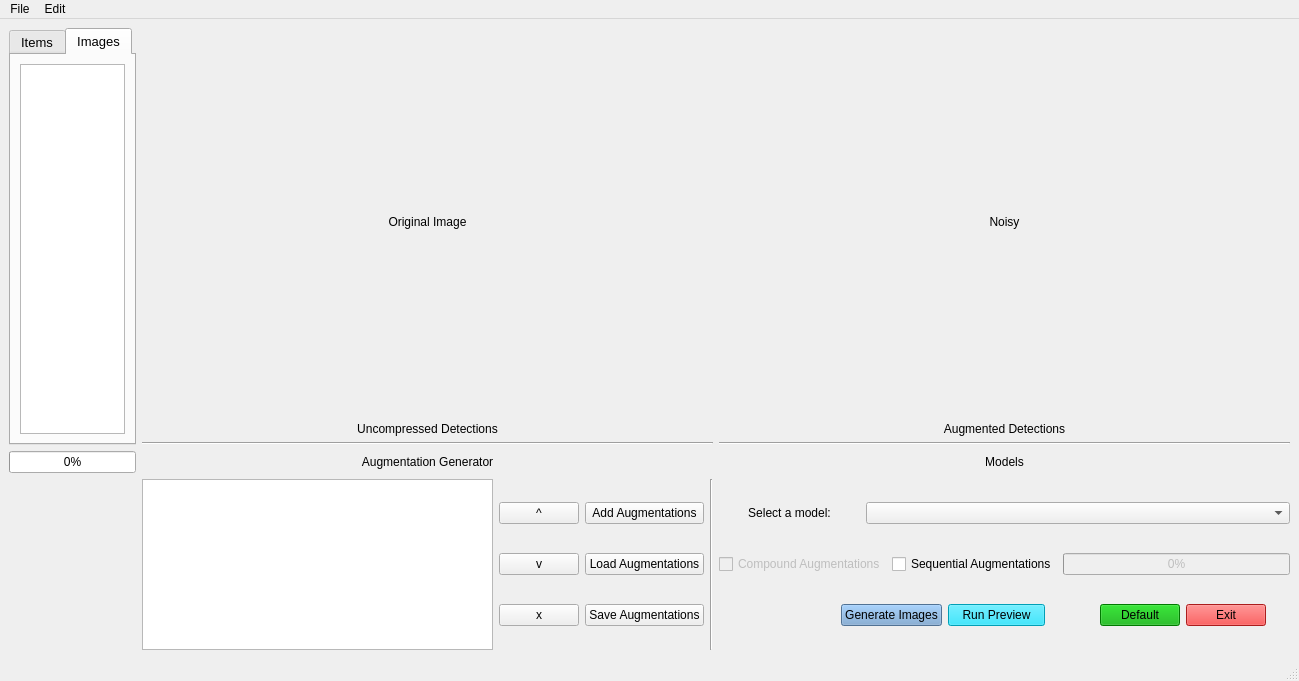
First picture: the form in src/qt_designer_file/main_window.ui, repository jjakow/Noisey-image_Jan, before the edit.
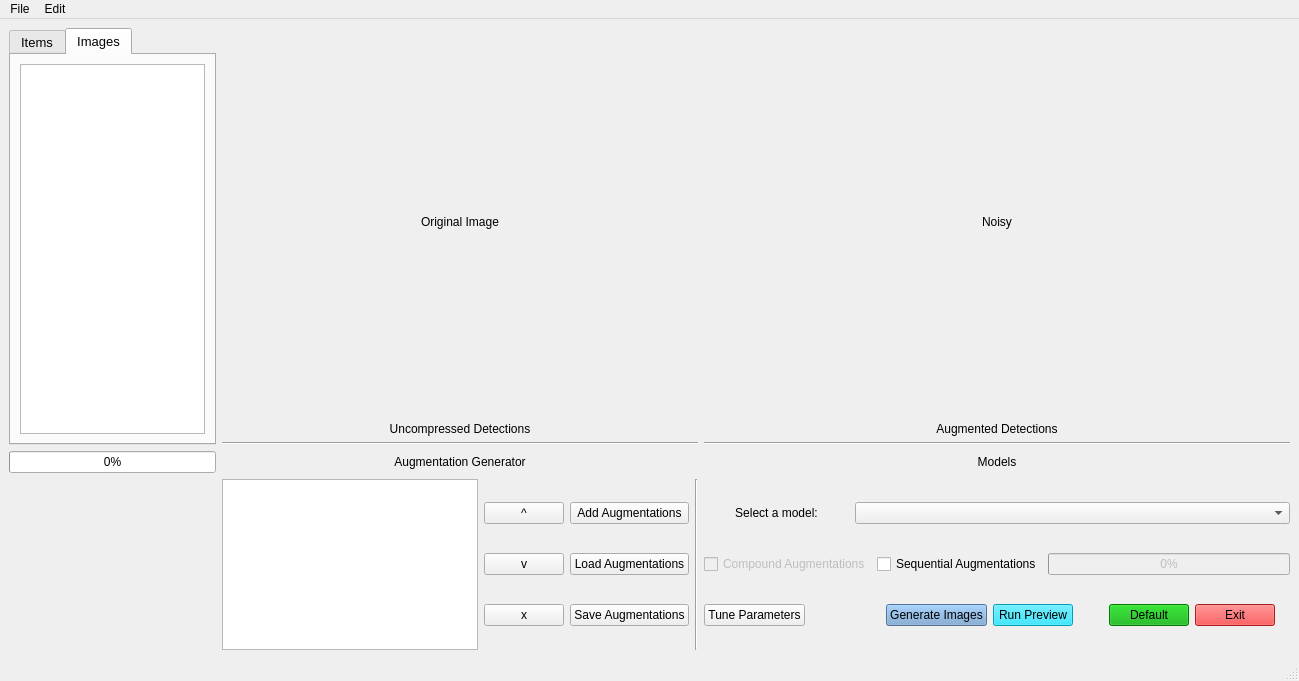
Second picture: the form after the edit. Custom widgets are drawn as their Qt base class.

Commit message: Re-adding button to open tuning panel

Patch:
```diff
--- a/src/qt_designer_file/main_window.ui
+++ b/src/qt_designer_file/main_window.ui
@@ -25,7 +25,72 @@
    </property>
    <layout class="QHBoxLayout" name="horizontalLayout_6">
     <item>
-     <layout class="QGridLayout" name="gridLayout" columnstretch="1,6,6">
+     <layout class="QGridLayout" name="gridLayout" columnstretch="1,0,0">
+      <item row="2" column="2">
+       <widget class="QLabel" name="label">
+        <property name="text">
+         <string>Models</string>
+        </property>
+        <property name="alignment">
+         <set>Qt::AlignCenter</set>
+        </property>
+       </widget>
+      </item>
+      <item row="2" column="1">
+       <widget class="QLabel" name="label_2">
+        <property name="text">
+         <string>Augmentation Generator</string>
+        </property>
+        <property name="alignment">
+         <set>Qt::AlignCenter</set>
+        </property>
+       </widget>
+      </item>
+      <item row="0" column="0" rowspan="2">
+       <widget class="QTabWidget" name="tabWidget">
+        <property name="font">
+         <font>
+          <pointsize>10</pointsize>
+         </font>
+        </property>
+        <property name="styleSheet">
+         <string notr="true">QTabBar {font: 8pt &quot;MS Shell Dlg 2&quot;};</string>
+        </property>
+        <property name="currentIndex">
+         <number>1</number>
+        </property>
+        <widget class="QWidget" name="tab">
+         <attribute name="title">
+          <string>Items</string>
+         </attribute>
+         <layout class="QVBoxLayout" name="verticalLayout_8">
+          <item>
+           <widget class="QListWidget" name="uncompressed"/>
+          </item>
+          <item>
+           <widget class="QListWidget" name="augmented"/>
+          </item>
+         </layout>
+        </widget>
+        <widget class="QWidget" name="tab_2">
+         <attribute name="title">
+          <string>Images</string>
+         </attribute>
+         <layout class="QHBoxLayout" name="horizontalLayout_8">
+          <item>
+           <widget class="QListWidget" name="fileList"/>
+          </item>
+         </layout>
+        </widget>
+       </widget>
+      </item>
+      <item row="1" column="1">
+       <widget class="Line" name="line">
+        <property name="orientation">
+         <enum>Qt::Horizontal</enum>
+        </property>
+       </widget>
+      </item>
       <item row="0" column="1">
        <layout class="QVBoxLayout" name="verticalLayout_5">
         <item>
@@ -90,35 +155,165 @@
         </item>
        </layout>
       </item>
-      <item row="2" column="1">
-       <widget class="QLabel" name="label_2">
-        <property name="text">
-         <string>Augmentation Generator</string>
-        </property>
-        <property name="alignment">
-         <set>Qt::AlignCenter</set>
-        </property>
-       </widget>
+      <item row="3" column="1">
+       <layout class="QVBoxLayout" name="verticalLayout">
+        <item>
+         <layout class="QHBoxLayout" name="horizontalLayout_4" stretch="0,0,0">
+          <item>
+           <layout class="QVBoxLayout" name="verticalLayout_13">
+            <item>
+             <widget class="QListWidget" name="listAugs"/>
+            </item>
+           </layout>
+          </item>
+          <item>
+           <layout class="QVBoxLayout" name="verticalLayout_11">
+            <item>
+             <widget class="QPushButton" name="upListAug">
+              <property name="text">
+               <string>^</string>
+              </property>
+             </widget>
+            </item>
+            <item>
+             <widget class="QPushButton" name="downListAug">
+              <property name="text">
+               <string>v</string>
+              </property>
+             </widget>
+            </item>
+            <item>
+             <widget class="QPushButton" name="deleteListAug">
+              <property name="text">
+               <string>x</string>
+              </property>
+             </widget>
+            </item>
+           </layout>
+          </item>
+          <item>
+           <layout class="QHBoxLayout" name="horizontalLayout_3">
+            <item>
+             <layout class="QVBoxLayout" name="verticalLayout_10">
+              <item>
+               <widget class="QPushButton" name="addAug">
+                <property name="text">
+                 <string>Add Augmentations</string>
+                </property>
+               </widget>
+              </item>
+              <item>
+               <widget class="QPushButton" name="loadAug">
+                <property name="text">
+                 <string>Load Augmentations</string>
+                </property>
+               </widget>
+              </item>
+              <item>
+               <widget class="QPushButton" name="saveAug">
+                <property name="text">
+                 <string>Save Augmentations</string>
+                </property>
+               </widget>
+              </item>
+             </layout>
+            </item>
+            <item>
+             <widget class="Line" name="line_3">
+              <property name="orientation">
+               <enum>Qt::Vertical</enum>
+              </property>
+             </widget>
+            </item>
+           </layout>
+          </item>
+         </layout>
+        </item>
+       </layout>
       </item>
-      <item row="2" column="2">
-       <widget class="QLabel" name="label">
-        <property name="text">
-         <string>Models</string>
-        </property>
-        <property name="alignment">
-         <set>Qt::AlignCenter</set>
-        </property>
-       </widget>
+      <item row="0" column="2">
+       <layout class="QVBoxLayout" name="verticalLayout_7">
+        <item>
+         <layout class="QVBoxLayout" name="verticalLayout_3" stretch="5,0">
+          <item>
+           <widget class="Label" name="preview">
+            <property name="sizePolicy">
+             <sizepolicy hsizetype="Ignored" vsizetype="Ignored">
+              <horstretch>0</horstretch>
+              <verstretch>0</verstretch>
+             </sizepolicy>
+            </property>
+            <property name="text">
+             <string/>
+            </property>
+            <property name="scaledContents">
+             <bool>true</bool>
+            </property>
+           </widget>
+          </item>
+          <item>
+           <widget class="QLabel" name="label_9">
+            <property name="text">
+             <string>Noisy</string>
+            </property>
+            <property name="alignment">
+             <set>Qt::AlignCenter</set>
+            </property>
+           </widget>
+          </item>
+         </layout>
+        </item>
+        <item>
+         <layout class="QVBoxLayout" name="verticalLayout_6" stretch="5,0">
+          <item>
+           <widget class="Label" name="preview_2">
+            <property name="sizePolicy">
+             <sizepolicy hsizetype="Ignored" vsizetype="Ignored">
+              <horstretch>0</horstretch>
+              <verstretch>0</verstretch>
+             </sizepolicy>
+            </property>
+            <property name="text">
+             <string/>
+            </property>
+            <property name="scaledContents">
+             <bool>true</bool>
+            </property>
+           </widget>
+          </item>
+          <item>
+           <widget class="QLabel" name="label_11">
+            <property name="text">
+             <string>Augmented Detections</string>
+            </property>
+            <property name="alignment">
+             <set>Qt::AlignCenter</set>
+            </property>
+           </widget>
+          </item>
+         </layout>
+        </item>
+       </layout>
       </item>
       <item row="3" column="2">
        <layout class="QGridLayout" name="gridLayout_2" columnstretch="0">
         <item row="3" column="0">
-         <layout class="QHBoxLayout" name="horizontalLayout_5" stretch="5,4,4,2,0,2,1">
+         <layout class="QHBoxLayout" name="horizontalLayout_5" stretch="0,5,4,4,2,0,2,1">
+          <item>
+           <widget class="QPushButton" name="pushButton_5">
+            <property name="text">
+             <string>Tune Parameters</string>
+            </property>
+           </widget>
+          </item>
           <item>
            <spacer name="horizontalSpacer_3">
             <property name="orientation">
              <enum>Qt::Horizontal</enum>
             </property>
+            <property name="sizeType">
+             <enum>QSizePolicy::Minimum</enum>
+            </property>
             <property name="sizeHint" stdset="0">
              <size>
               <width>40</width>
@@ -369,84 +564,6 @@
         </item>
        </layout>
       </item>
-      <item row="1" column="1">
-       <widget class="Line" name="line">
-        <property name="orientation">
-         <enum>Qt::Horizontal</enum>
-        </property>
-       </widget>
-      </item>
-      <item row="1" column="2">
-       <widget class="Line" name="line_2">
-        <property name="orientation">
-         <enum>Qt::Horizontal</enum>
-        </property>
-       </widget>
-      </item>
-      <item row="0" column="2">
-       <layout class="QVBoxLayout" name="verticalLayout_7">
-        <item>
-         <layout class="QVBoxLayout" name="verticalLayout_3" stretch="5,0">
-          <item>
-           <widget class="Label" name="preview">
-            <property name="sizePolicy">
-             <sizepolicy hsizetype="Ignored" vsizetype="Ignored">
-              <horstretch>0</horstretch>
-              <verstretch>0</verstretch>
-             </sizepolicy>
-            </property>
-            <property name="text">
-             <string/>
-            </property>
-            <property name="scaledContents">
-             <bool>true</bool>
-            </property>
-           </widget>
-          </item>
-          <item>
-           <widget class="QLabel" name="label_9">
-            <property name="text">
-             <string>Noisy</string>
-            </property>
-            <property name="alignment">
-             <set>Qt::AlignCenter</set>
-            </property>
-           </widget>
-          </item>
-         </layout>
-        </item>
-        <item>
-         <layout class="QVBoxLayout" name="verticalLayout_6" stretch="5,0">
-          <item>
-           <widget class="Label" name="preview_2">
-            <property name="sizePolicy">
-             <sizepolicy hsizetype="Ignored" vsizetype="Ignored">
-              <horstretch>0</horstretch>
-              <verstretch>0</verstretch>
-             </sizepolicy>
-            </property>
-            <property name="text">
-             <string/>
-            </property>
-            <property name="scaledContents">
-             <bool>true</bool>
-            </property>
-           </widget>
-          </item>
-          <item>
-           <widget class="QLabel" name="label_11">
-            <property name="text">
-             <string>Augmented Detections</string>
-            </property>
-            <property name="alignment">
-             <set>Qt::AlignCenter</set>
-            </property>
-           </widget>
-          </item>
-         </layout>
-        </item>
-       </layout>
-      </item>
       <item row="2" column="0">
        <widget class="QProgressBar" name="progressBar_2">
         <property name="value">
@@ -454,118 +571,11 @@
         </property>
        </widget>
       </item>
-      <item row="3" column="1">
-       <layout class="QVBoxLayout" name="verticalLayout">
-        <item>
-         <layout class="QHBoxLayout" name="horizontalLayout_4" stretch="0,0,0">
-          <item>
-           <layout class="QVBoxLayout" name="verticalLayout_13">
-            <item>
-             <widget class="QListWidget" name="listAugs"/>
-            </item>
-           </layout>
-          </item>
-          <item>
-           <layout class="QVBoxLayout" name="verticalLayout_11">
-            <item>
-             <widget class="QPushButton" name="upListAug">
-              <property name="text">
-               <string>^</string>
-              </property>
-             </widget>
-            </item>
-            <item>
-             <widget class="QPushButton" name="downListAug">
-              <property name="text">
-               <string>v</string>
-              </property>
-             </widget>
-            </item>
-            <item>
-             <widget class="QPushButton" name="deleteListAug">
-              <property name="text">
-               <string>x</string>
-              </property>
-             </widget>
-            </item>
-           </layout>
-          </item>
-          <item>
-           <layout class="QHBoxLayout" name="horizontalLayout_3">
-            <item>
-             <layout class="QVBoxLayout" name="verticalLayout_10">
-              <item>
-               <widget class="QPushButton" name="addAug">
-                <property name="text">
-                 <string>Add Augmentations</string>
-                </property>
-               </widget>
-              </item>
-              <item>
-               <widget class="QPushButton" name="loadAug">
-                <property name="text">
-                 <string>Load Augmentations</string>
-                </property>
-               </widget>
-              </item>
-              <item>
-               <widget class="QPushButton" name="saveAug">
-                <property name="text">
-                 <string>Save Augmentations</string>
-                </property>
-               </widget>
-              </item>
-             </layout>
-            </item>
-            <item>
-             <widget class="Line" name="line_3">
-              <property name="orientation">
-               <enum>Qt::Vertical</enum>
-              </property>
-             </widget>
-            </item>
-           </layout>
-          </item>
-         </layout>
-        </item>
-       </layout>
-      </item>
-      <item row="0" column="0" rowspan="2">
-       <widget class="QTabWidget" name="tabWidget">
-        <property name="font">
-         <font>
-          <pointsize>10</pointsize>
-         </font>
+      <item row="1" column="2">
+       <widget class="Line" name="line_2">
+        <property name="orientation">
+         <enum>Qt::Horizontal</enum>
         </property>
-        <property name="styleSheet">
-         <string notr="true">QTabBar {font: 8pt &quot;MS Shell Dlg 2&quot;};</string>
-        </property>
-        <property name="currentIndex">
-         <number>1</number>
-        </property>
-        <widget class="QWidget" name="tab">
-         <attribute name="title">
-          <string>Items</string>
-         </attribute>
-         <layout class="QVBoxLayout" name="verticalLayout_8">
-          <item>
-           <widget class="QListWidget" name="uncompressed"/>
-          </item>
-          <item>
-           <widget class="QListWidget" name="augmented"/>
-          </item>
-         </layout>
-        </widget>
-        <widget class="QWidget" name="tab_2">
-         <attribute name="title">
-          <string>Images</string>
-         </attribute>
-         <layout class="QHBoxLayout" name="horizontalLayout_8">
-          <item>
-           <widget class="QListWidget" name="fileList"/>
-          </item>
-         </layout>
-        </widget>
        </widget>
       </item>
      </layout>
```
